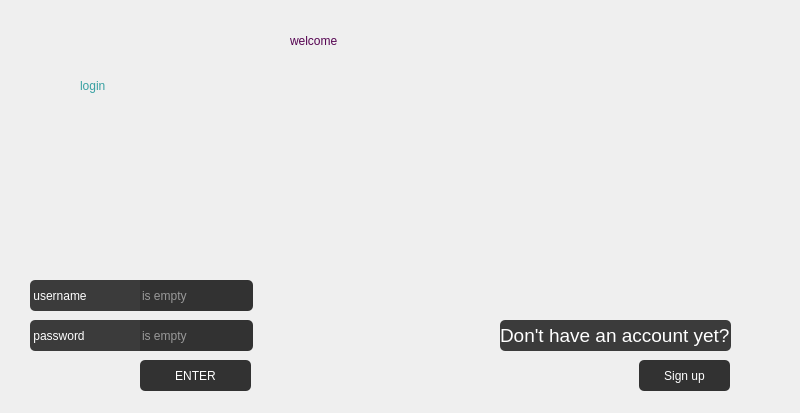
Before: the Qt Designer form login.ui in mohammadfattahi11/AP_Project, drawn with Qt 5.
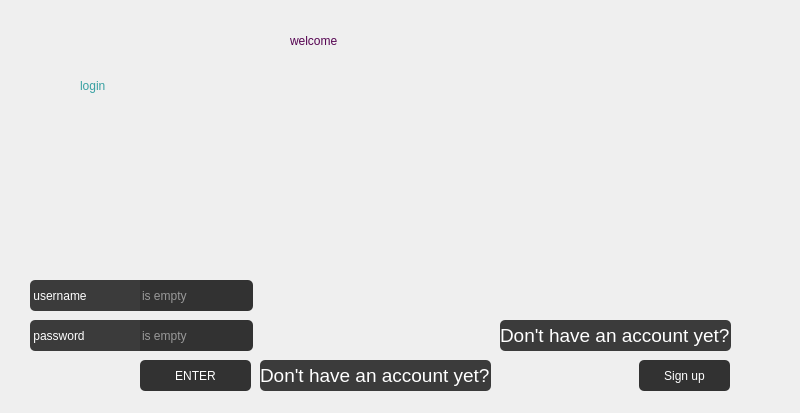
After: the same form once the commit is applied. Icons and pictures are not drawn.

The edit to the form file:
```diff
--- a/login.ui
+++ b/login.ui
@@ -78,7 +78,7 @@
     <rect>
      <x>80</x>
      <y>60</y>
-     <width>81</width>
+     <width>91</width>
      <height>51</height>
     </rect>
    </property>
@@ -252,6 +252,35 @@
     <string/>
    </property>
   </widget>
+  <widget class="QLabel" name="label_7">
+   <property name="geometry">
+    <rect>
+     <x>260</x>
+     <y>360</y>
+     <width>231</width>
+     <height>31</height>
+    </rect>
+   </property>
+   <property name="font">
+    <font>
+     <family>MS Shell Dlg 2</family>
+     <pointsize>14</pointsize>
+     <weight>50</weight>
+     <italic>false</italic>
+     <bold>false</bold>
+    </font>
+   </property>
+   <property name="styleSheet">
+    <string notr="true">font: 14pt &quot;MS Shell Dlg 2&quot;;
+color: rgb(255, 0, 4);
+background-color:rgb(59, 59, 59);
+border-radius: 5px; 
+color:rgb(255, 255, 255);</string>
+   </property>
+   <property name="text">
+    <string>Don't have an account yet?</string>
+   </property>
+  </widget>
   <zorder>label_6</zorder>
   <zorder>label</zorder>
   <zorder>label_2</zorder>
```
Left out of the diff: 1 changed line with no effect on the pictures.
